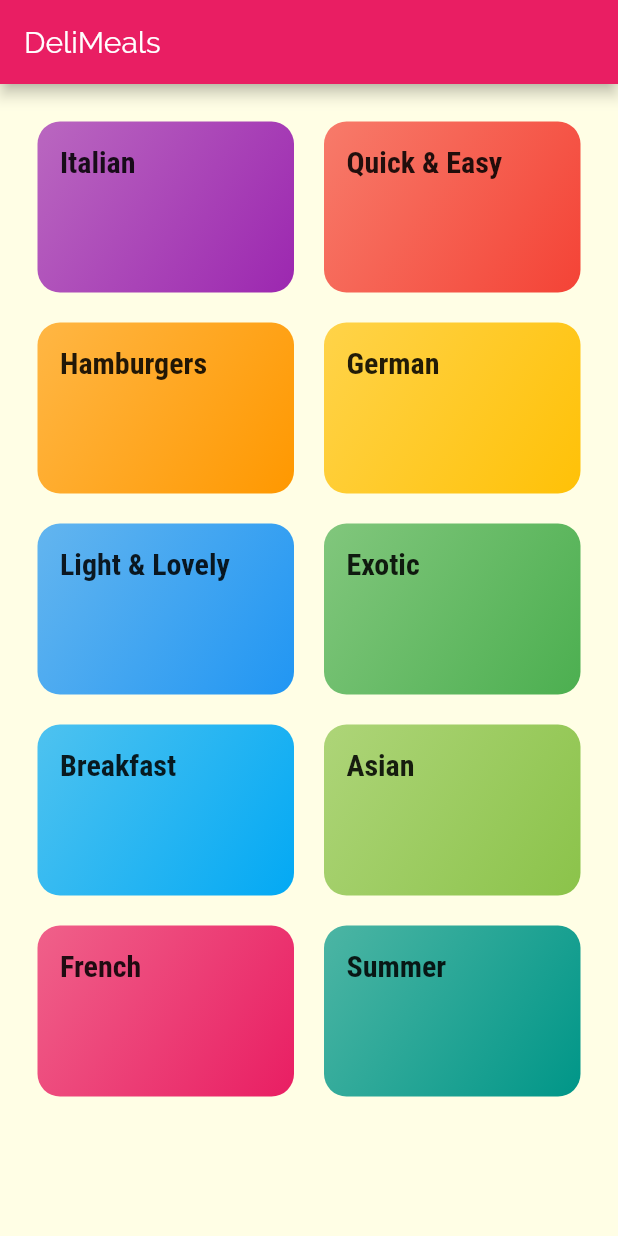
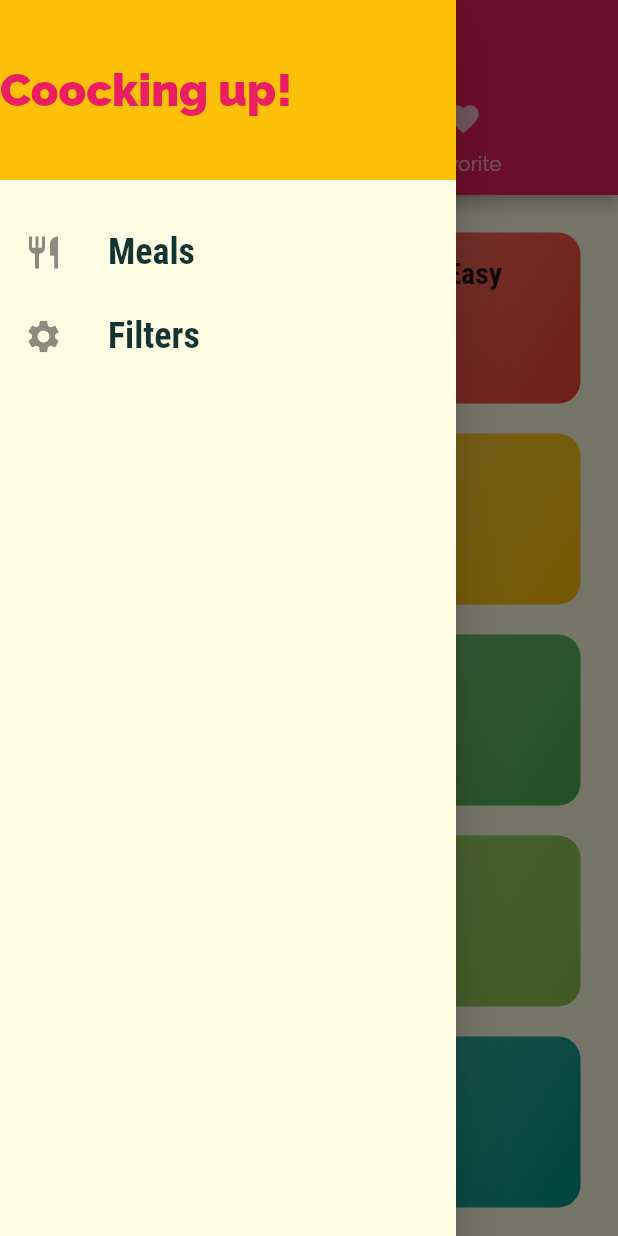
Before and after one commit to MorDvash/Meals-app-flutter, a Flutter app: the screen it shows after launch, with the side drawer open (before the commit the screen has no drawer), on a phone screen of 412 x 824 dp. Run offline on Flutter 3.47's test engine with Material 2 defaults, Android fonts, the phone set to English and light mode, and no system bars.

Commit message:
Adding drawer

```diff
--- a/lib/main.dart
+++ b/lib/main.dart
@@ -1,6 +1,7 @@
 import 'package:flutter/material.dart';
 import 'package:meals_app/pages/catagoryMealsScreen.dart';
 import 'package:meals_app/pages/mealDetalisScreen.dart';
+import 'package:meals_app/pages/tabsScreen.dart';
 
 import 'pages/catagoriesScreen.dart';
 
@@ -32,7 +33,7 @@ class MyApp extends StatelessWidget {
       //מאפשר לשנות את שם של ראווט של הhome
       initialRoute: '/',
       routes: {
-        '/': (context) => CatagoriesScreen(),
+        '/': (context) => TabsScreen(),
         CatagoryMealsScreen.routeName: (context) => CatagoryMealsScreen(),
         MealDetailsScreen.routeName: (context) => MealDetailsScreen(),
       },
--- a/lib/pages/catagoriesScreen.dart
+++ b/lib/pages/catagoriesScreen.dart
@@ -6,11 +6,7 @@ import '../widget/catagoryItem.dart';
 class CatagoriesScreen extends StatelessWidget {
   @override
   Widget build(BuildContext context) {
-    return Scaffold(
-      appBar: AppBar(
-        title: const Text('DeliMeals'),
-      ),
-      body: GridView(
+    return GridView(
         padding: EdgeInsets.all(25),
         children: DUMMY_CATEGORIES
             .map((catData) =>
@@ -21,7 +17,6 @@ class CatagoriesScreen extends StatelessWidget {
           childAspectRatio: 3 / 2,
           crossAxisSpacing: 20,
           mainAxisSpacing: 20,
-          )),
-    );
+        ));
   }
 }
--- /dev/null
+++ b/lib/pages/tabsScreen.dart
@@ -0,0 +1,41 @@
+import 'package:flutter/material.dart';
+import './catagoriesScreen.dart';
+import '../widget/mainDrawer.dart';
+import './favoriteScreen.dart';
+
+class TabsScreen extends StatefulWidget {
+  @override
+  _TabsScreenState createState() => _TabsScreenState();
+}
+
+class _TabsScreenState extends State<TabsScreen> {
+  @override
+  Widget build(BuildContext context) {
+    return DefaultTabController(
+      length: 2,
+      child: Scaffold(
+        appBar: AppBar(
+          title: Text('Meals'),
+          bottom: TabBar(
+            tabs: [
+              Tab(
+                icon: Icon(Icons.category),
+                text: 'Catagory',
+              ),
+              Tab(
+                icon: Icon(Icons.favorite),
+                text: 'Favorite',
+              ),
+            ],
+          ),
+        ),
+        drawer: MainDrawer(),
+        body: TabBarView(
+          children: [CatagoriesScreen(), FavoriteScreen()],
+        ),
+      ),
+    );
+  }
+}
+
+// for bottom tabs - bottomNavigatorBar
--- /dev/null
+++ b/lib/widget/mainDrawer.dart
@@ -0,0 +1,48 @@
+import 'package:flutter/material.dart';
+
+class MainDrawer extends StatelessWidget {
+  Widget bulidListTile(String title, IconData icon) {
+    return ListTile(
+      leading: Icon(
+        icon,
+        size: 26,
+      ),
+      title: Text(
+        title,
+        style: TextStyle(
+            fontFamily: 'RobotoCondensed',
+            fontSize: 24,
+            fontWeight: FontWeight.bold),
+      ),
+      onTap: () {},
+    );
+  }
+
+  @override
+  Widget build(BuildContext context) {
+    return Drawer(
+      child: Column(
+        children: [
+          Container(
+            height: 120,
+            width: double.infinity,
+            alignment: Alignment.centerLeft,
+            color: Theme.of(context).accentColor,
+            child: Text(
+              'Coocking up!',
+              style: TextStyle(
+                  color: Theme.of(context).primaryColor,
+                  fontWeight: FontWeight.w900,
+                  fontSize: 30),
+            ),
+          ),
+          SizedBox(
+            height: 20,
+          ),
+          bulidListTile('Meals', Icons.restaurant),
+          bulidListTile('Filters', Icons.settings)
+        ],
+      ),
+    );
+  }
+}
```
Also changed, not shown: lib/pages/favoriteScreen.dart (added, +10 -0 lines), lib/pages/mealDetalisScreen.dart (+72 -7 lines). Lines whose indentation alone changed are shown as unchanged.
